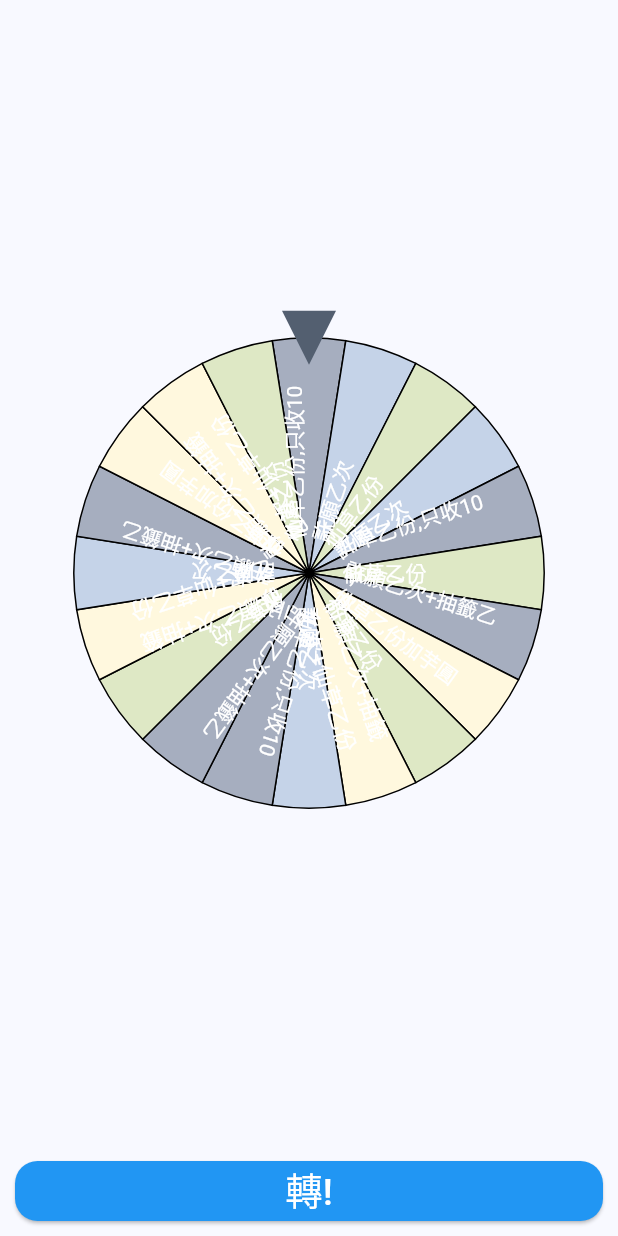
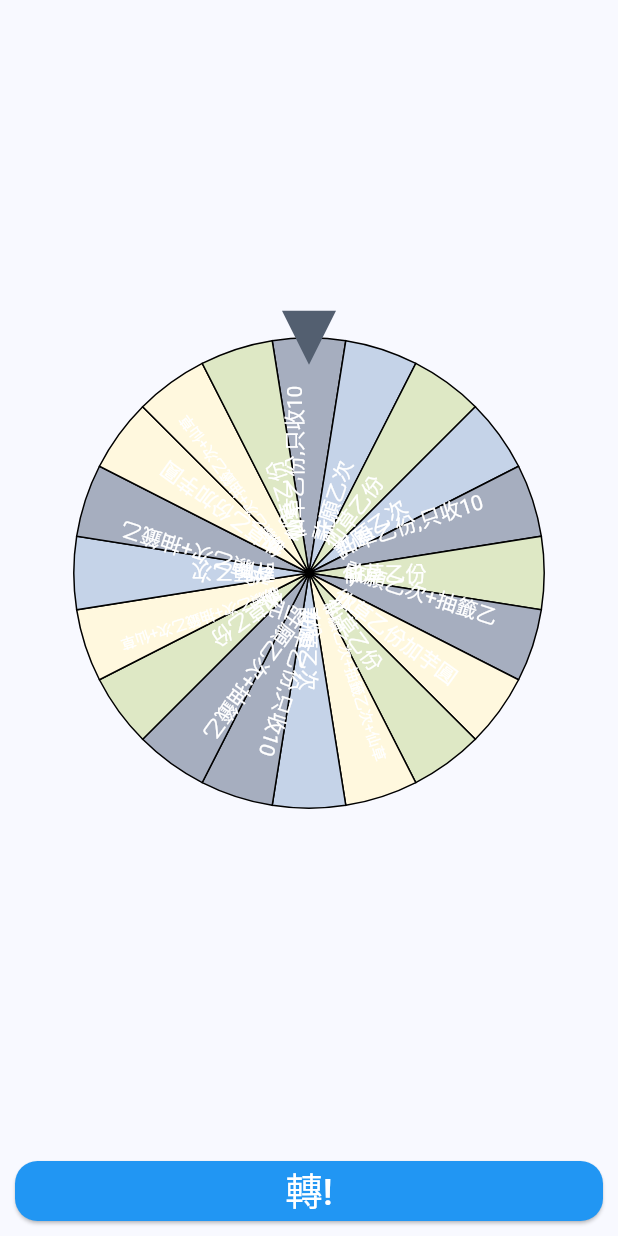
Before and after one commit to ycy-0510/fortune_wheel_207, a Flutter app: the screen it shows after launch, on a phone screen of 412 x 824 dp. Run offline on Flutter 3.47's test engine with Material 3 defaults, Android fonts, the phone set to English and light mode, and no system bars; drawn by our look-alikes of flutter_fortune_wheel.

Commit message:
fix text size on mobile

```diff
--- a/lib/main.dart
+++ b/lib/main.dart
@@ -71,7 +71,7 @@ class _HomeBodyState extends State<HomeBody> {
     FortuneItem(
       child: Text(
         '許願乙次+抽籤乙次+仙草乙份',
-        style: TextStyle(fontSize: 15),
+        style: TextStyle(fontSize: 10),
       ),
       style: FortuneItemStyle(color: Color(0xFFFFF8DE)),
     ),
@@ -94,7 +94,7 @@ class _HomeBodyState extends State<HomeBody> {
     FortuneItem(
       child: Text(
         '許願乙次+抽籤乙次+仙草乙份',
-        style: TextStyle(fontSize: 15),
+        style: TextStyle(fontSize: 10),
       ),
       style: FortuneItemStyle(color: Color(0xFFFFF8DE)),
     ),
@@ -113,7 +113,7 @@ class _HomeBodyState extends State<HomeBody> {
     FortuneItem(
       child: Text(
         '許願乙次+抽籤乙次+仙草乙份',
-        style: TextStyle(fontSize: 15),
+        style: TextStyle(fontSize: 10),
       ),
       style: FortuneItemStyle(color: Color(0xFFFFF8DE)),
     ),
```
